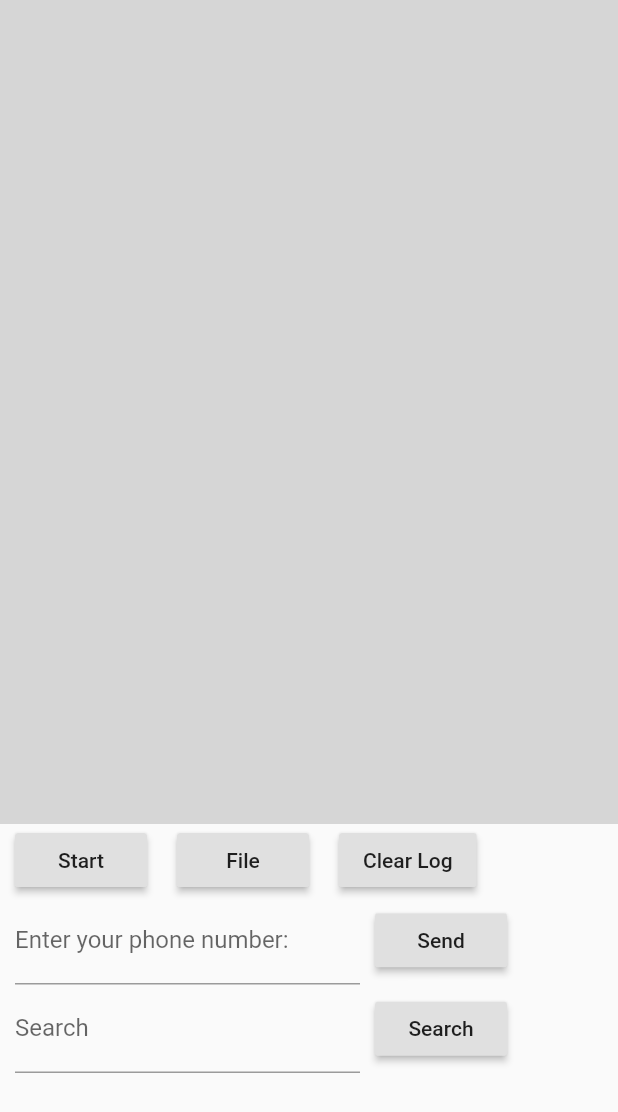
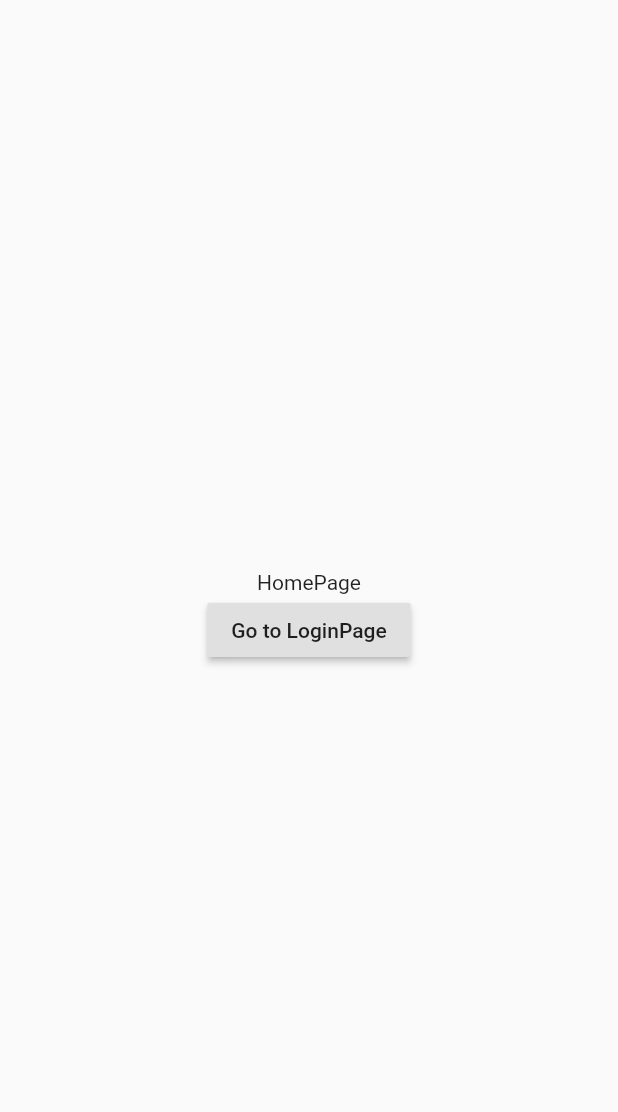
Before and after one commit to aaugmentum/project.scarlet, a Flutter app: the screen it shows after launch, on a phone screen of 412 x 824 dp. Shown: the top 1112 px of the screen. Run offline on Flutter 3.47's test engine with Material 2 defaults, Android fonts, the phone set to English and light mode, and no system bars.

Commit message:
Implement proper routing Restructure project

```diff
--- a/lib/main.dart
+++ b/lib/main.dart
@@ -1,168 +1,19 @@
-import 'dart:convert';
-import 'dart:io';
 import 'package:flutter/material.dart';
-import 'package:vinyl/components/login_widged.dart';
-import 'package:vinyl/components/search_widged.dart';
-import 'package:vinyl/services/tdlib/platform-linker.dart';
-import 'package:path_provider/path_provider.dart';
+import 'package:vinyl/utils/constants.dart';
+import 'package:vinyl/utils/routes.dart';
 
 void main(List<String> args) {
   runApp(App());
 }
 
 class App extends StatelessWidget {
-  const App({Key key}) : super(key: key);
-
   @override
   Widget build(BuildContext context) {
     return MaterialApp(
-      title: 'Flutter Demo',
-      theme: ThemeData(
-        primarySwatch: Colors.blue,
-      ),
-      home: HomePage(),
+      title: title,
+      theme: ThemeData(primarySwatch: Colors.blue),
+      initialRoute: homeRoute,
+      onGenerateRoute: Router.generateRoute,
     );
   }
 }
-
-class HomePage extends StatefulWidget {
-  HomePage({Key key}) : super(key: key);
-
-  _HomePageState createState() => _HomePageState();
-}
-
-class _HomePageState extends State<HomePage> {
-  var _items = <String>[];
-
-  void _createClient() async {
-    Directory tempDir = await getTemporaryDirectory();
-    String tempPath = tempDir.path;
-
-    var request = {
-      '@type': 'setTdlibParameters',
-      'parameters': {
-        'database_directory': tempPath,
-        'use_message_database': true,
-        'use_secret_chats': true,
-        'api_id': 94575,
-        'api_hash': 'a3406de8d171bb422bb6ddf3bbd800e2',
-        'system_language_code': 'en',
-        'device_model': 'Desktop',
-        'system_version': 'Unknown',
-        'application_version': '1.0',
-        'enable_storage_optimizer': true
-      }
-    };
-
-    await TdLibJSON.create();
-    await TdLibJSON.send(request: jsonEncode(request));
-
-    request = {'@type': 'checkDatabaseEncryptionKey', 'key': 'pinkPony'};
-    await TdLibJSON.send(request: jsonEncode(request));
-
-    await for (var item in _logger()) {
-      if (item == null) continue;
-      JsonEncoder encoder = JsonEncoder.withIndent('  ');
-      item = encoder.convert(jsonDecode(item));
-
-      _items.insert(0, item);
-      setState(() {
-        _items = _items;
-      });
-    }
-  }
-
-  Stream<String> _logger() async* {
-    while (true) {
-      yield await TdLibJSON.receive(delay: 1);
-      // await Future.delayed(Duration(seconds: 2));
-    }
-  }
-
-  void _getFile() async {
-    var request = {
-      "@type": "downloadFile",
-      "priority": 1,
-      "file_id": 223,
-      "offset": 0,
-      "limit": 10539604,
-      "synchronous": false
-    };
-
-    var string = jsonEncode(request);
-    print(string);
-
-    await TdLibJSON.send(request: string);
-  }
-
-  @override
-  Widget build(BuildContext context) {
-    return Scaffold(
-        body: SafeArea(
-            child: Column(
-      mainAxisAlignment: MainAxisAlignment.spaceEvenly,
-      children: <Widget>[
-        Expanded(flex: 2, child: ReceiveLogger(_items)),
-        Expanded(
-          flex: 1,
-          child: Column(
-            mainAxisAlignment: MainAxisAlignment.start,
-            children: <Widget>[
-              // Buttons Row
-              Row(
-                mainAxisAlignment: MainAxisAlignment.start,
-                children: <Widget>[
-                  SizedBox(width: 10),
-                  RaisedButton(
-                    onPressed: _createClient,
-                    child: Text("Start"),
-                  ),
-                  SizedBox(width: 20),
-                  RaisedButton(
-                    onPressed: _getFile,
-                    child: Text("File"),
-                  ),
-                  SizedBox(width: 20),
-                  RaisedButton(
-                    onPressed: () {
-                      setState(() {
-                       _items = <String>[];
-                      });
-                    },
-                    child: Text("Clear Log"),
-                  ),
-                ],
-              ),
-              // Login Form
-              LoginForm(),
-              SearchForm()
-            ],
-          ),
-        ),
-      ],
-    )));
-  }
-}
-
-class ReceiveLogger extends StatelessWidget {
-  const ReceiveLogger(this._items, {Key key}) : super(key: key);
-  final _items;
-
-  @override
-  Widget build(BuildContext context) {
-    return Container(
-      color: Colors.grey[350],
-      child: ListView.builder(
-        itemCount: _items.length,
-        itemBuilder: (context, i) {
-          return Card(
-            child: Padding(
-              padding: const EdgeInsets.all(16.0),
-              child: Text(_items[i], style: TextStyle(fontSize: 14), softWrap: true,),
-            ),
-          );
-        },
-      ),
-    );
-  }
-}
--- /dev/null
+++ b/lib/screens/home/home.dart
@@ -0,0 +1,24 @@
+import 'package:flutter/material.dart';
+import 'package:vinyl/utils/constants.dart';
+
+class Home extends StatelessWidget {
+  const Home({Key key}) : super(key: key);
+
+  @override
+  Widget build(BuildContext context) {
+    return Scaffold(
+      body: Center(
+        child: Column(
+          mainAxisAlignment: MainAxisAlignment.center,
+          children: <Widget>[
+            Text('HomePage'),
+            RaisedButton(
+              onPressed: () => Navigator.pushNamed(context, loginRoute),
+              child: Text('Go to LoginPage'),
+            ),
+          ],
+        ),
+      ),
+    );
+  }
+}
--- /dev/null
+++ b/lib/utils/constants.dart
@@ -0,0 +1,6 @@
+//Routes
+const String homeRoute = '/';
+const String loginRoute = '/login';
+
+//Strings
+const String title = 'Vinyl';
--- /dev/null
+++ b/lib/utils/routes.dart
@@ -0,0 +1,22 @@
+import 'package:flutter/material.dart';
+import 'package:flutter/widgets.dart';
+import 'package:vinyl/screens/home/home.dart';
+import 'package:vinyl/screens/login/login.dart';
+import 'package:vinyl/utils/constants.dart';
+
+class Router {
+  static Route<dynamic> generateRoute(RouteSettings settings) {
+    switch (settings.name) {
+      case homeRoute:
+        return MaterialPageRoute(builder: (context) => Home());
+      case loginRoute:
+        return MaterialPageRoute(builder: (context) => Login());
+      default:
+        return MaterialPageRoute(builder: (context) => Scaffold(
+          body: Center(
+            child: Text('Improper route'),
+          ),
+        ));
+    }
+  }
+}
```
Also changed, not shown: lib/screens/login/login.dart (added, +23 -0 lines).
